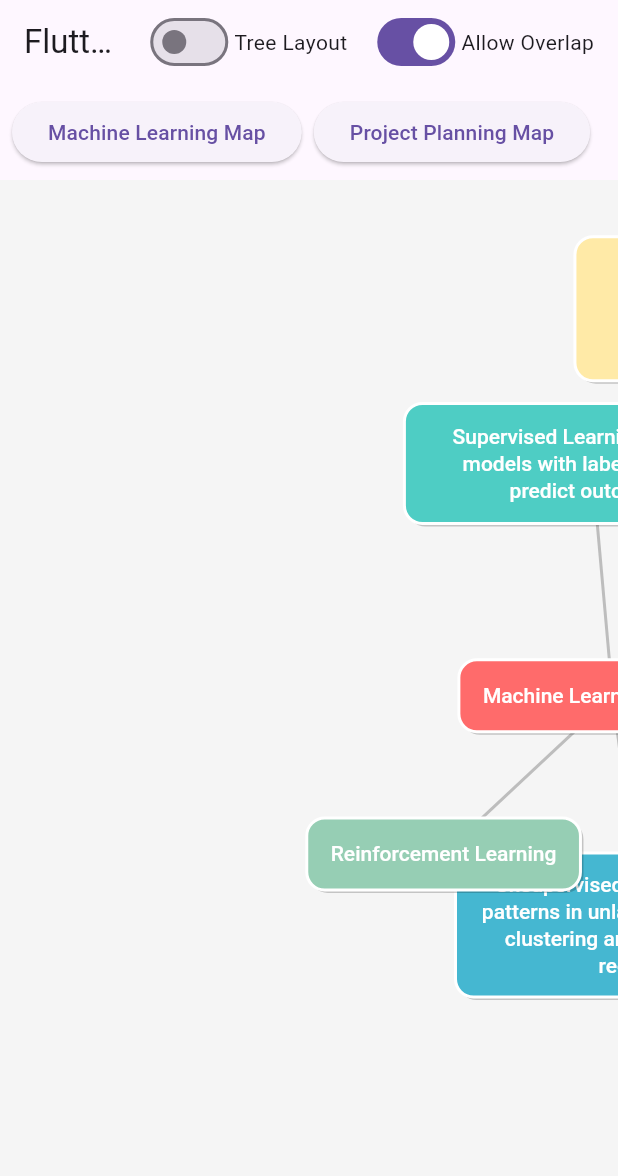
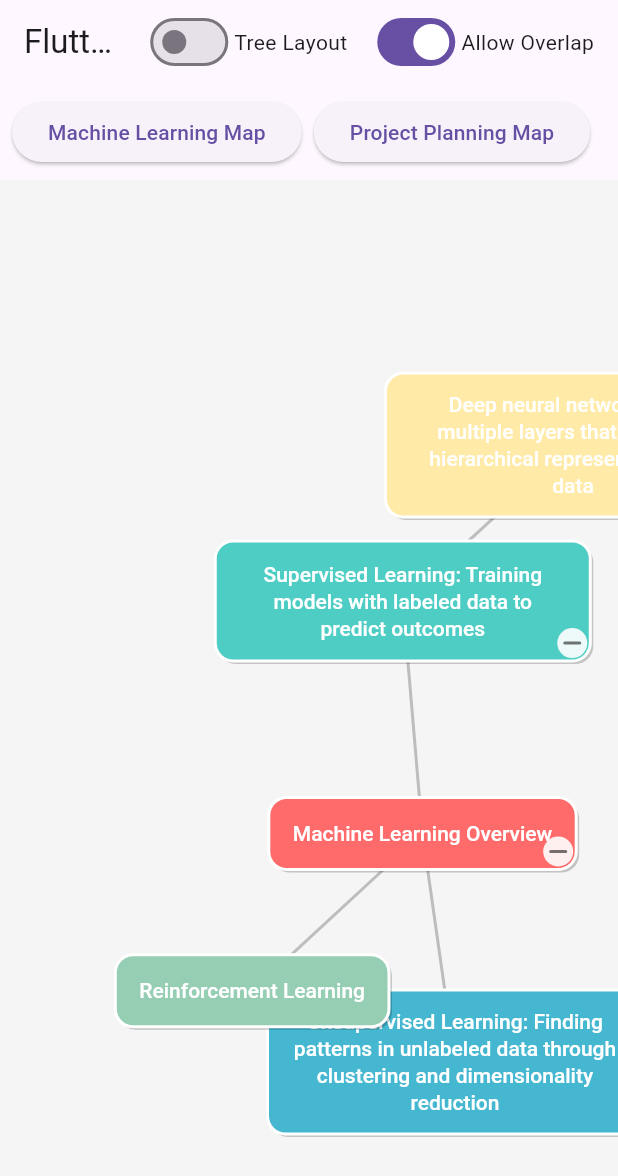
Before and after one commit to FrenchPOC/flutter_mindmap, a Flutter app: the screen it shows after launch, on a phone screen of 412 x 824 dp. Shown: the top 1176 px of the screen. Run offline on Flutter 3.47's test engine with Material 3 defaults, Android fonts, the phone set to English and light mode, and no system bars.

Commit message:
new centered layout

```diff
--- a/lib/src/widgets/mindmap_widget.dart
+++ b/lib/src/widgets/mindmap_widget.dart
@@ -93,6 +93,10 @@ class _MindMapWidgetState extends State<MindMapWidget>
   double scale = 1.0;
   Offset? lastFocalPoint;
   late AnimationController animationController;
+  Size _canvasSize = const Size(800, 600);
+  bool _autoCenterPending = true;
+  bool _hasUserPannedOrZoomed = false;
+  bool _sizeUpdateScheduled = false;
 
   @override
   void initState() {
@@ -105,7 +109,7 @@ class _MindMapWidgetState extends State<MindMapWidget>
                 ForceDirectedLayout.calculate(
                   _visibleNodes,
                   _visibleEdges,
-                  const Size(800, 600),
+                  _canvasSize,
                 );
                 if (!widget.allowNodeOverlap) {
                   _resolveOverlaps();
@@ -151,15 +155,18 @@ class _MindMapWidgetState extends State<MindMapWidget>
         !_setsEqual(
           oldWidget.initiallyCollapsedNodeIds,
           widget.initiallyCollapsedNodeIds,
-        ) ||
-        oldWidget.allowNodeOverlap != widget.allowNodeOverlap;
+        );
 
     if (shouldReparse) {
+      _autoCenterPending = true;
       _parseData();
       return;
     }
 
     if (oldWidget.allowNodeOverlap != widget.allowNodeOverlap) {
+      if (!_hasUserPannedOrZoomed) {
+        _autoCenterPending = true;
+      }
       setState(_runLayout);
     }
   }
@@ -197,6 +204,11 @@ class _MindMapWidgetState extends State<MindMapWidget>
 
       _allNodes = parsedNodes;
       _allEdges = parsedEdges;
+
+      offset = Offset.zero;
+      scale = 1.0;
+      _hasUserPannedOrZoomed = false;
+      _autoCenterPending = true;
 
       _buildGraphStructure();
       _applyDefaultExpansion();
@@ -318,18 +330,17 @@ class _MindMapWidgetState extends State<MindMapWidget>
     if (_visibleNodes.isEmpty) return;
 
     if (widget.useTreeLayout) {
-      TreeLayout.calculate(_visibleNodes, _visibleEdges, const Size(800, 600));
+      TreeLayout.calculate(_visibleNodes, _visibleEdges, _canvasSize);
     } else {
-      ForceDirectedLayout.calculate(
-        _visibleNodes,
-        _visibleEdges,
-        const Size(800, 600),
-      );
+      ForceDirectedLayout.calculate(_visibleNodes, _visibleEdges, _canvasSize);
     }
 
     if (!widget.allowNodeOverlap) {
       _resolveOverlaps();
     }
+
+    _ensureNodeSizes();
+    _applyAutoCenterIfNeeded();
   }
 
   void _ensureNodeSizes() {
@@ -443,6 +454,32 @@ class _MindMapWidgetState extends State<MindMapWidget>
     }
   }
 
+  void _applyAutoCenterIfNeeded() {
+    if (!_autoCenterPending) {
+      return;
+    }
+
+    if (_hasUserPannedOrZoomed) {
+      _autoCenterPending = false;
+      return;
+    }
+
+    if (_canvasSize == Size.zero) {
+      return;
+    }
+
+    final bounds = _computeBounds(_visibleNodes);
+    if (bounds == null) {
+      return;
+    }
+
+    final contentCenter = bounds.center;
+    final viewCenter = Offset(_canvasSize.width / 2, _canvasSize.height / 2);
+
+    offset = viewCenter - contentCenter;
+    _autoCenterPending = false;
+  }
+
   Offset _computeCentroid(List<MindMapNode> nodes) {
     if (nodes.isEmpty) {
       return Offset.zero;
@@ -458,6 +495,36 @@ class _MindMapWidgetState extends State<MindMapWidget>
 
     final count = nodes.length.toDouble();
     return Offset(sumX / count, sumY / count);
+  }
+
+  Rect? _computeBounds(List<MindMapNode> nodes) {
+    if (nodes.isEmpty) {
+      return null;
+    }
+
+    double minX = double.infinity;
+    double minY = double.infinity;
+    double maxX = double.negativeInfinity;
+    double maxY = double.negativeInfinity;
+
+    for (final node in nodes) {
+      final size = node.size ?? const Size(100, 60);
+      final left = node.position.dx - size.width / 2;
+      final right = node.position.dx + size.width / 2;
+      final top = node.position.dy - size.height / 2;
+      final bottom = node.position.dy + size.height / 2;
+
+      if (left < minX) minX = left;
+      if (right > maxX) maxX = right;
+      if (top < minY) minY = top;
+      if (bottom > maxY) maxY = bottom;
+    }
+
+    if (!minX.isFinite || !minY.isFinite || !maxX.isFinite || !maxY.isFinite) {
+      return null;
+    }
+
+    return Rect.fromLTRB(minX, minY, maxX, maxY);
   }
 
   void _handleTap(Offset localPosition) {
@@ -495,9 +562,39 @@ class _MindMapWidgetState extends State<MindMapWidget>
 
   @override
   Widget build(BuildContext context) {
+    return LayoutBuilder(
+      builder: (context, constraints) {
+        final double width = constraints.hasBoundedWidth
+            ? constraints.maxWidth
+            : _canvasSize.width;
+        final double height = constraints.hasBoundedHeight
+            ? constraints.maxHeight
+            : _canvasSize.height;
+        final newSize = Size(width, height);
+
+        if (newSize != _canvasSize && !_sizeUpdateScheduled) {
+          _sizeUpdateScheduled = true;
+          WidgetsBinding.instance.addPostFrameCallback((_) {
+            if (!mounted) {
+              _sizeUpdateScheduled = false;
+              return;
+            }
+
+            _sizeUpdateScheduled = false;
+            setState(() {
+              _canvasSize = newSize;
+              if (!_hasUserPannedOrZoomed) {
+                _autoCenterPending = true;
+              }
+              _runLayout();
+            });
+          });
+        }
+
         return GestureDetector(
           onScaleStart: (details) {
             lastFocalPoint = details.focalPoint;
+            _hasUserPannedOrZoomed = true;
           },
           onScaleUpdate: (details) {
             setState(() {
@@ -531,5 +628,7 @@ class _MindMapWidgetState extends State<MindMapWidget>
             ),
           ),
         );
+      },
+    );
   }
 }
```
Lines whose indentation alone changed are shown as unchanged.
